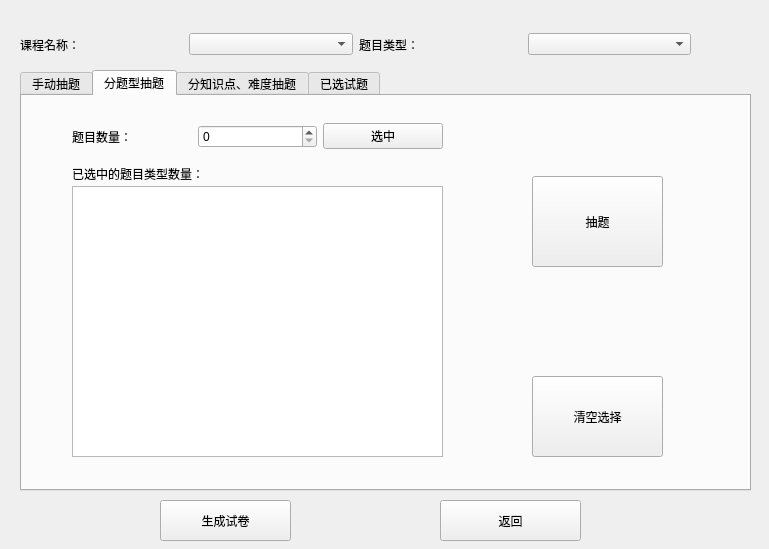
First picture: the form in newtestform.ui, repository andyhuzhill/PaperGenerator, before the edit.
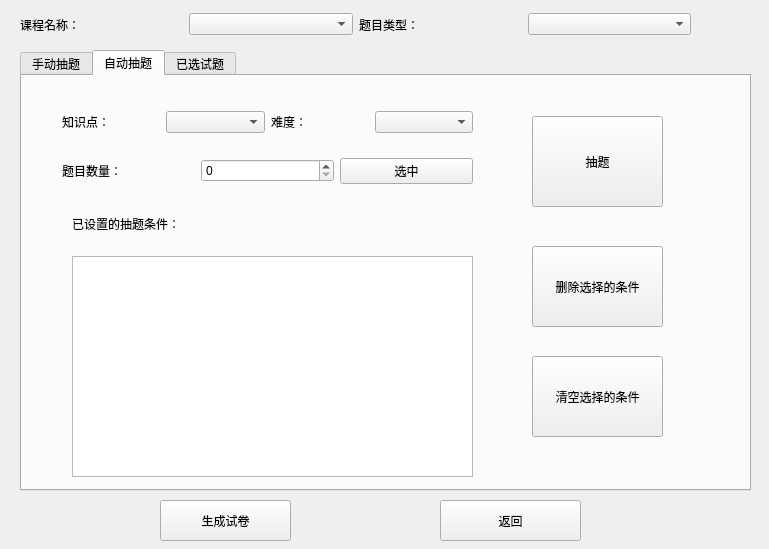
Second picture: the form after the edit. The open tabs and pages were chosen to show the change.

```diff
--- a/newtestform.ui
+++ b/newtestform.ui
@@ -30,7 +30,7 @@
    <property name="geometry">
     <rect>
      <x>20</x>
-     <y>30</y>
+     <y>10</y>
      <width>671</width>
      <height>29</height>
     </rect>
@@ -68,9 +68,9 @@
    <property name="geometry">
     <rect>
      <x>20</x>
-     <y>70</y>
+     <y>50</y>
      <width>731</width>
-     <height>421</height>
+     <height>441</height>
     </rect>
    </property>
    <property name="currentIndex">
@@ -231,39 +231,26 @@
    </widget>
    <widget class="QWidget" name="tab_2">
     <attribute name="title">
-     <string>分题型抽题</string>
+     <string>自动抽题</string>
     </attribute>
-    <widget class="QPlainTextEdit" name="alreadySelected">
-     <property name="geometry">
-      <rect>
-       <x>50</x>
-       <y>90</y>
-       <width>371</width>
-       <height>271</height>
-      </rect>
-     </property>
-     <property name="readOnly">
-      <bool>true</bool>
-     </property>
-    </widget>
     <widget class="QLabel" name="label_9">
      <property name="geometry">
       <rect>
        <x>50</x>
-       <y>70</y>
+       <y>140</y>
        <width>151</width>
        <height>16</height>
       </rect>
      </property>
      <property name="text">
-      <string>已选中的题目类型数量：</string>
+      <string>已设置的抽题条件：</string>
      </property>
     </widget>
     <widget class="QPushButton" name="autoChooseQuestions">
      <property name="geometry">
       <rect>
        <x>510</x>
-       <y>80</y>
+       <y>40</y>
        <width>131</width>
        <height>91</height>
       </rect>
@@ -272,35 +259,6 @@
       <string>抽题</string>
      </property>
     </widget>
-    <widget class="QWidget" name="layoutWidget">
-     <property name="geometry">
-      <rect>
-       <x>50</x>
-       <y>20</y>
-       <width>371</width>
-       <height>41</height>
-      </rect>
-     </property>
-     <layout class="QHBoxLayout" name="horizontalLayout_3">
-      <item>
-       <widget class="QLabel" name="label_8">
-        <property name="text">
-         <string>题目数量：</string>
-        </property>
-       </widget>
-      </item>
-      <item>
-       <widget class="QSpinBox" name="questNum"/>
-      </item>
-      <item>
-       <widget class="QPushButton" name="chooseMany">
-        <property name="text">
-         <string>选中</string>
-        </property>
-       </widget>
-      </item>
-     </layout>
-    </widget>
     <widget class="QPushButton" name="clearButton">
      <property name="geometry">
       <rect>
@@ -311,14 +269,98 @@
       </rect>
      </property>
      <property name="text">
-      <string>清空选择</string>
+      <string>清空选择的条件</string>
      </property>
     </widget>
-   </widget>
-   <widget class="QWidget" name="tab_4">
-    <attribute name="title">
-     <string>分知识点、难度抽题</string>
-    </attribute>
+    <widget class="QWidget" name="layoutWidget">
+     <property name="geometry">
+      <rect>
+       <x>40</x>
+       <y>16</y>
+       <width>411</width>
+       <height>111</height>
+      </rect>
+     </property>
+     <layout class="QVBoxLayout" name="verticalLayout">
+      <item>
+       <layout class="QHBoxLayout" name="horizontalLayout_4">
+        <item>
+         <widget class="QLabel" name="label_13">
+          <property name="text">
+           <string>知识点：</string>
+          </property>
+         </widget>
+        </item>
+        <item>
+         <widget class="QComboBox" name="pointsCB_2"/>
+        </item>
+        <item>
+         <widget class="QLabel" name="label_14">
+          <property name="text">
+           <string>难度：</string>
+          </property>
+         </widget>
+        </item>
+        <item>
+         <widget class="QComboBox" name="difficultyCB_2"/>
+        </item>
+       </layout>
+      </item>
+      <item>
+       <layout class="QHBoxLayout" name="horizontalLayout_3">
+        <item>
+         <widget class="QLabel" name="label_8">
+          <property name="text">
+           <string>题目数量：</string>
+          </property>
+         </widget>
+        </item>
+        <item>
+         <widget class="QSpinBox" name="questNum"/>
+        </item>
+        <item>
+         <widget class="QPushButton" name="chooseMany">
+          <property name="text">
+           <string>选中</string>
+          </property>
+         </widget>
+        </item>
+       </layout>
+      </item>
+     </layout>
+    </widget>
+    <widget class="QListWidget" name="alreadySelected">
+     <property name="geometry">
+      <rect>
+       <x>50</x>
+       <y>180</y>
+       <width>401</width>
+       <height>221</height>
+      </rect>
+     </property>
+     <property name="selectionMode">
+      <enum>QAbstractItemView::MultiSelection</enum>
+     </property>
+    </widget>
+    <widget class="QPushButton" name="deleteSelectedButton">
+     <property name="geometry">
+      <rect>
+       <x>510</x>
+       <y>170</y>
+       <width>131</width>
+       <height>81</height>
+      </rect>
+     </property>
+     <property name="text">
+      <string>删除选择的条件</string>
+     </property>
+    </widget>
+    <zorder>label_9</zorder>
+    <zorder>autoChooseQuestions</zorder>
+    <zorder>layoutWidget</zorder>
+    <zorder>clearButton</zorder>
+    <zorder>alreadySelected</zorder>
+    <zorder>deleteSelectedButton</zorder>
    </widget>
    <widget class="QWidget" name="alreadyTab">
     <attribute name="title">
```
Left out of the diff: 78 changed lines with no effect on the pictures.
